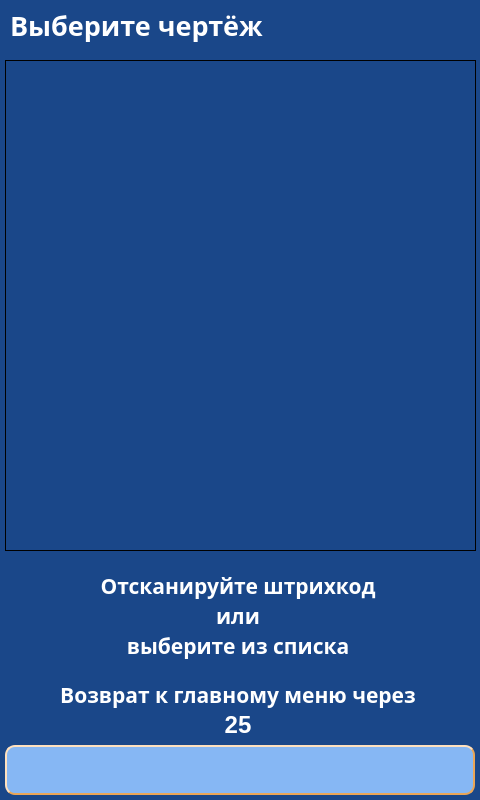
Before: the Qt Designer form client/GUI/ui/screen_33_select_plan.ui in komrade2801/AutoSklad, drawn with Qt 5.
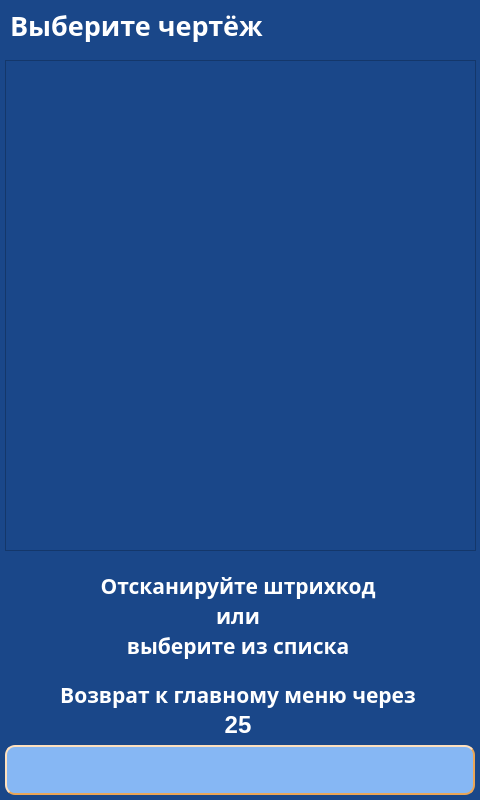
After: the same form once the commit is applied. Icons and pictures are not drawn.

Diff of the .ui file:
```diff
--- a/client/GUI/ui/screen_33_select_plan.ui
+++ b/client/GUI/ui/screen_33_select_plan.ui
@@ -17,7 +17,31 @@
    <string>screen_33_select_plan</string>
   </property>
   <property name="styleSheet">
-   <string notr="true">background-color: #1A4789;</string>
+   <string notr="true">QWidget{
+	background-color: #1A4789;
+}
+QLabel {
+	background: none;
+	color: #FFFFFF;
+	border-width: 0px;
+	border-radius: 0px;
+}
+#background {
+	color: #FFFFFF;
+	background-color: #1A4789;
+	border-width: 2px;
+	border-style: groove;
+	border-color: #ff9923;
+	border-radius: 0px;
+}
+QPushButton {
+	color: #000000;
+	background-color: #86B7F4;
+	border-width: 2px;
+	border-style: outset;
+	border-color: #EAA657;
+	border-radius: 10px;
+}</string>
   </property>
   <widget class="QPushButton" name="btn_back">
    <property name="geometry">
@@ -1204,9 +1228,6 @@
    <property name="whatsThis">
     <string>&lt;html&gt;&lt;head/&gt;&lt;body&gt;&lt;p&gt;&lt;br/&gt;&lt;/p&gt;&lt;/body&gt;&lt;/html&gt;</string>
    </property>
-   <property name="styleSheet">
-    <string notr="true">background-color: qlineargradient(spread:pad, x1:0, y1:0, x2:1, y2:0, stop:0 rgba(0, 0, 0, 0), stop:1 rgba(255, 255, 255, 0));</string>
-   </property>
    <property name="horizontalScrollBarPolicy">
     <enum>Qt::ScrollBarAsNeeded</enum>
    </property>
```
Left out of the diff: 1079 changed lines with no effect on the pictures.
